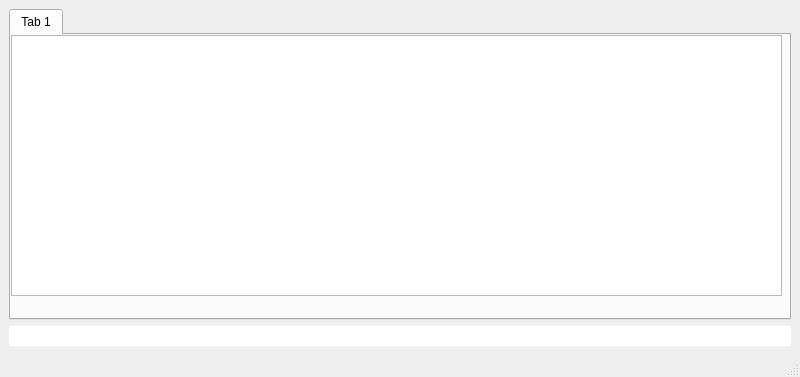
Before: the Qt Designer form BVFS/cli.ui in SakuraSong001/BVFS, drawn with Qt 5.
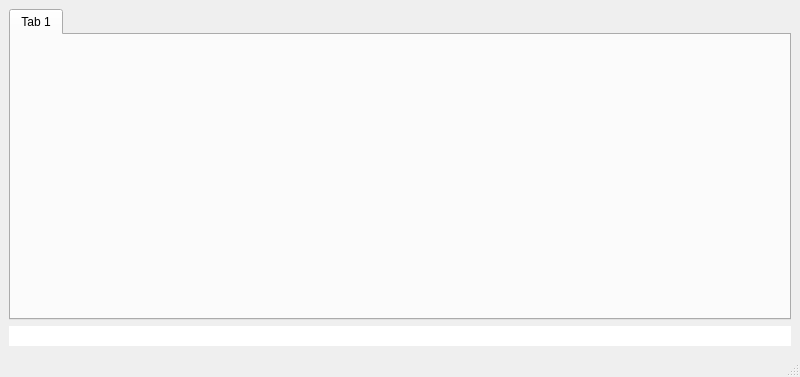
After: the same form once the commit is applied.

Diff of the .ui file:
```diff
--- a/BVFS/cli.ui
+++ b/BVFS/cli.ui
@@ -24,7 +24,7 @@
        <attribute name="title">
         <string>Tab 1</string>
        </attribute>
-       <widget class="QTextEdit" name="textEdit">
+       <widget class="QWidget" name="gridLayoutWidget">
         <property name="geometry">
          <rect>
           <x>0</x>
@@ -33,9 +33,7 @@
           <height>261</height>
          </rect>
         </property>
-        <property name="readOnly">
-         <bool>true</bool>
-        </property>
+        <layout class="QGridLayout" name="gridLayout"/>
        </widget>
       </widget>
      </widget>
```
Left out of the diff: 2 changed lines with no effect on the pictures.
